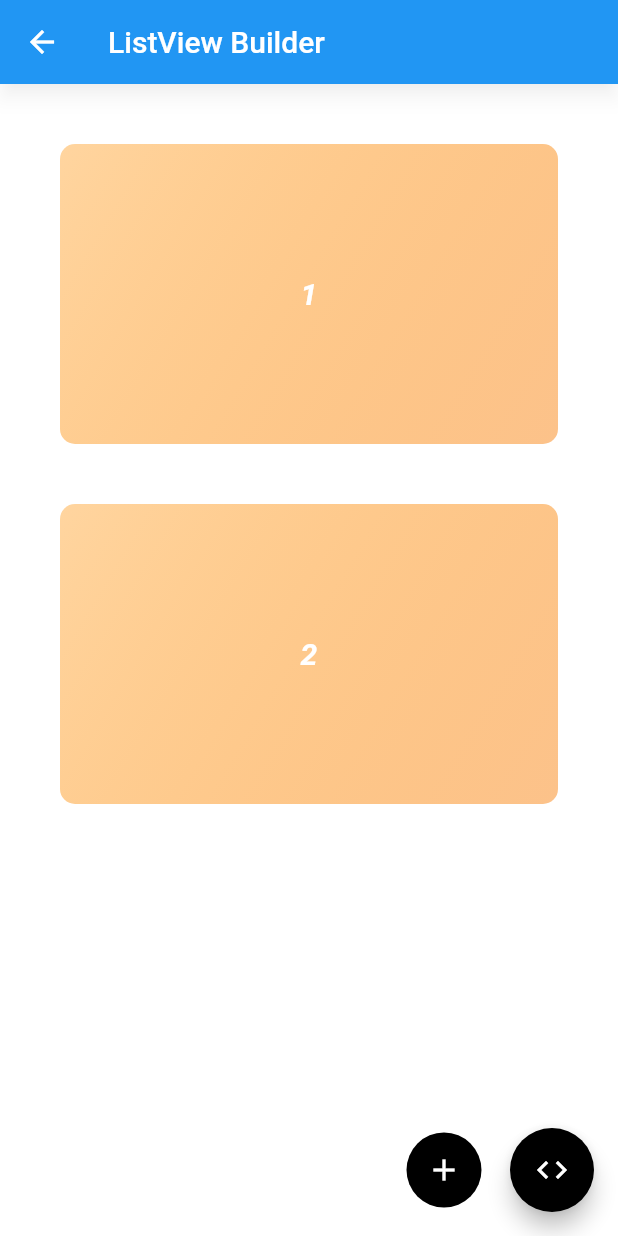
After one commit to ketanvishwakarma/flutter_widgets_by_kdevigner, a Flutter app: the WidgetListViewBuilder screen opened directly, on a phone screen of 412 x 824 dp. The commit adds this screen. Run offline on Flutter 3.47's test engine with Material 2 defaults, Android fonts, the light colour scheme and no system bars.

Commit message:
Added ListView Builder Widget

```diff
--- a/lib/main.dart
+++ b/lib/main.dart
@@ -3,6 +3,7 @@ import 'package:flutter/material.dart';
 import 'package:flutter/services.dart';
 import 'package:flutter_widgets_by_kdevigner/widget_animation_container.dart';
 import 'package:flutter_widgets_by_kdevigner/widget_fade_transition.dart';
+import 'package:flutter_widgets_by_kdevigner/widget_listview.dart';
 import 'package:flutter_widgets_by_kdevigner/widget_opacity.dart';
 import 'package:flutter_widgets_by_kdevigner/widget_page_view.dart';
 import 'package:flutter_widgets_by_kdevigner/widget_sliver_appbar.dart';
@@ -109,7 +110,8 @@ List _listOfWidgets = [
   'Opacity',
   'PageView',
   'Table',
-  'SliverAppBar'
+  'SliverAppBar',
+  'Listview Builder',
 ];
 
 class MyHomePage extends StatefulWidget {
@@ -164,6 +166,12 @@ class _MyHomePageState extends State<MyHomePage> {
           MaterialPageRoute(
             builder: (context) => WidgetSliverAppBar(),
           ));
+    if (name == 'Listview Builder')
+      Navigator.push(
+          context,
+          MaterialPageRoute(
+            builder: (context) => WidgetListViewBuilder(),
+          ));
   }
 
   @override
@@ -181,7 +189,8 @@ class _MyHomePageState extends State<MyHomePage> {
                 setState(() {
                   _myTheme.switchTheme();
                   SystemChrome.setSystemUIOverlayStyle(SystemUiOverlayStyle(
-                      statusBarIconBrightness: darkTheme ? Brightness.dark : Brightness.light,
+                      statusBarIconBrightness:
+                          darkTheme ? Brightness.dark : Brightness.light,
                       statusBarColor: darkTheme ? Colors.black : Colors.white));
                 });
               },
--- /dev/null
+++ b/lib/widget_listview.dart
@@ -0,0 +1,96 @@
+/*
+* Used to make Dynamic ListView
+*
+* require :
+*     just the incrementing value
+*
+*/
+
+import 'package:flutter/cupertino.dart';
+import 'package:flutter/material.dart';
+import 'package:url_launcher/link.dart';
+
+import 'main.dart';
+
+class WidgetListViewBuilder extends StatefulWidget {
+  @override
+  _WidgetListViewBuilderState createState() => _WidgetListViewBuilderState();
+}
+
+class _WidgetListViewBuilderState extends State<WidgetListViewBuilder> {
+  int count = 2;
+  @override
+  Widget build(BuildContext context) {
+    return Scaffold(
+        appBar: AppBar(
+          title: Text("ListView Builder"),
+        ),
+        body: Padding(
+            padding: const EdgeInsets.all(20.0),
+            child: ListView.builder(
+              itemCount: count,
+              itemBuilder: (context, index) {
+                return Padding(
+                  padding: const EdgeInsets.all(20.0),
+                  child: Container(
+                    height: 200,
+                    child: Center(
+                        child: Text(
+                      "${index + 1}",
+                      style: TextStyle(
+                          fontWeight: FontWeight.bold,
+                          color: Colors.white,
+                          fontSize: 20,
+                          fontStyle: FontStyle.italic),
+                    )),
+                    decoration: BoxDecoration(
+                        color: Colors.greenAccent,
+                        borderRadius: BorderRadius.circular(10),
+                        gradient: LinearGradient(
+                            begin: Alignment.topLeft,
+                            end: Alignment.bottomRight,
+                            colors: [
+                              Color.fromRGBO(255, 171, 64, 0.5),
+                              Color.fromRGBO(252, 194, 138, 1.0)
+                            ])),
+                  ),
+                );
+              },
+            )),
+        floatingActionButton: Row(
+          mainAxisAlignment: MainAxisAlignment.end,
+          children: [
+            FlatButton(
+                child: Container(
+                  height: 50,
+                  width: 50,
+                  decoration: BoxDecoration(
+                    borderRadius: BorderRadius.circular(100),
+                    color: Colors.black,
+                  ),
+                  child: Center(
+                    child: Icon(
+                      Icons.add,
+                      color: Colors.white,
+                    ),
+                  ),
+                ),
+                onPressed: () {
+                  setState(() {
+                    count++;
+                  });
+                }),
+            Link(
+                target: LinkTarget.self,
+                uri: Uri.parse(baseUrl + 'listview.dart'),
+                builder: (context, followLink) {
+                  return FloatingActionButton(
+                      onPressed: () {
+                        followLink();
+                      },
+                      child: Icon(Icons.code));
+                }),
+          ],
+        ));
+  }
+}
```
